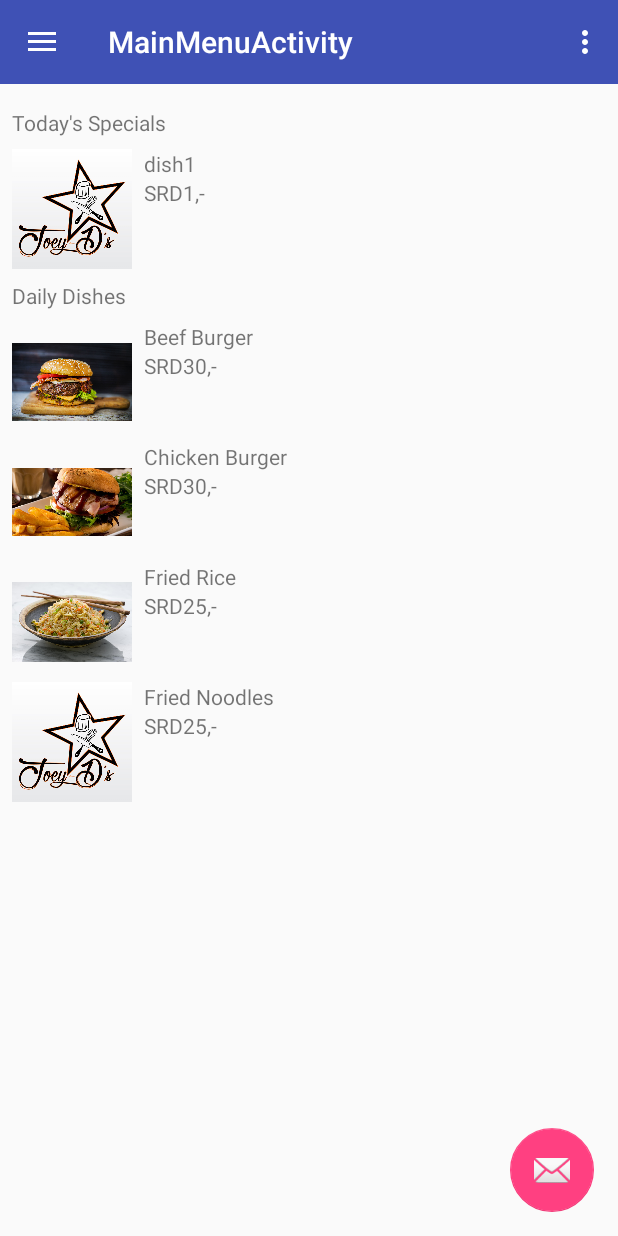
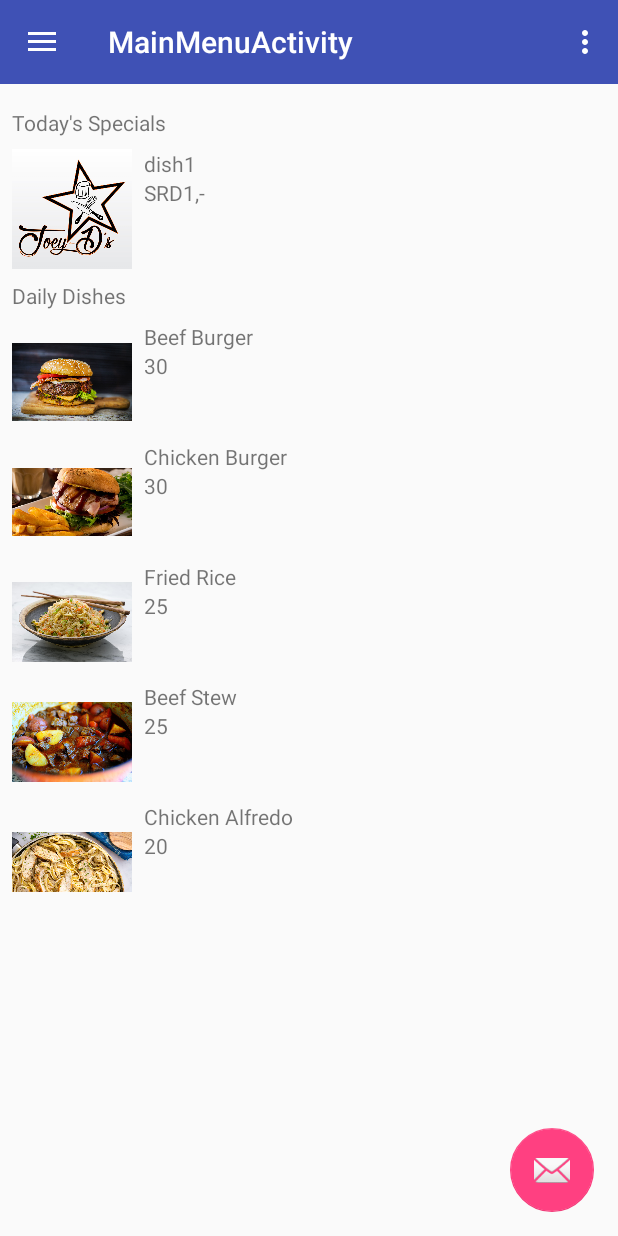
Before and after one commit to pawiromitchel/JoeyD-Android-App, an Android app: the screen it shows after launch (MainMenuActivity), after a tap on "LOGIN", on a phone screen of 412 x 824 dp. Run offline under Robolectric (Android 15) with nearby library versions, the phone set to English and light mode, and no system bars.

Commit message:
get daily dishes working

```diff
--- a/Application/app/src/main/java/sr/unasat/joeyd/MainMenuActivity.java
+++ b/Application/app/src/main/java/sr/unasat/joeyd/MainMenuActivity.java
@@ -73,8 +73,6 @@ public class MainMenuActivity extends AppCompatActivity
         RecyclerView recyclerView_daily = (RecyclerView) findViewById((R.id.daily_menu_list));
         recyclerView_daily.setAdapter((dailyAdapter));
         recyclerView_daily.setLayoutManager(new LinearLayoutManager(this));
-
-        fetchAllDishes();
     }
 
     @Override
@@ -142,28 +140,22 @@ public class MainMenuActivity extends AppCompatActivity
     }
 
     private List<Dish> getDailyData() {
-        List<Dish> daily = new ArrayList<>();
-        daily.add(new Dish(1, "Beef Burger", "SRD30,-", R.drawable.beef_burger, "daily", "everyday"));
-        daily.add(new Dish(2, "Chicken Burger", "SRD30,-", R.drawable.chicken_burger, "daily", "everyday"));
-        daily.add(new Dish(3, "Fried Rice", "SRD25,-", R.drawable.fried_rice, "daily", "everyday"));
-        daily.add(new Dish(3, "Fried Noodles", "SRD25,-", R.drawable.joeyds_logoimage, "daily", "everyday"));
-        return daily;
-    }
-
-    private void fetchAllDishes(){
         try{
             SQLiteOpenHelper joeyDDatabaseHelper = new JoeydDAO(this);
             db = joeyDDatabaseHelper.getReadableDatabase();
             dishesCursor = db.rawQuery("select * from dish", null);
-            Dish dish = null;
-            if(dishesCursor.moveToFirst()){
-                dish = new Dish(dishesCursor.getInt(0), dishesCursor.getString(1), dishesCursor.getString(2),
-                        dishesCursor.getInt(3), dishesCursor.getString(4), dishesCursor.getString(5));
+            List<Dish> dailyDishes = new ArrayList<>();
+            while(dishesCursor.moveToNext()){
+                dailyDishes.add(new Dish(dishesCursor.getInt(0), dishesCursor.getString(1), dishesCursor.getString(2),
+                        dishesCursor.getInt(3), dishesCursor.getString(4), dishesCursor.getString(5)));
             }
             db.close();
+            return dailyDishes;
         }catch (SQLiteException e){
             Toast toast = Toast.makeText(this, "Database unavailable", Toast.LENGTH_SHORT);
             toast.show();
         }
+
+        return null;
     }
 }
--- a/Application/app/src/main/java/sr/unasat/joeyd/database/JoeydDAO.java
+++ b/Application/app/src/main/java/sr/unasat/joeyd/database/JoeydDAO.java
@@ -83,20 +83,20 @@ public class JoeydDAO extends SQLiteOpenHelper {
         dish3.put("day", "everyday");
 
         ContentValues dish4 = new ContentValues();
-        dish3.put("id", 4);
-        dish3.put("name", "Beef Stew");
-        dish3.put("price", 25);
-        dish3.put("img_id", R.drawable.beef_stew);
-        dish3.put("type", "daily");
-        dish3.put("day", "everyday");
+        dish4.put("id", 4);
+        dish4.put("name", "Beef Stew");
+        dish4.put("price", 25);
+        dish4.put("img_id", R.drawable.beef_stew);
+        dish4.put("type", "daily");
+        dish4.put("day", "everyday");
 
         ContentValues dish5 = new ContentValues();
-        dish3.put("id", 5);
-        dish3.put("name", "Chicken Alfredo");
-        dish3.put("price", 20);
-        dish3.put("img_id", R.drawable.chicken_alfredo);
-        dish3.put("type", "daily");
-        dish3.put("day", "everyday");
+        dish5.put("id", 5);
+        dish5.put("name", "Chicken Alfredo");
+        dish5.put("price", 20);
+        dish5.put("img_id", R.drawable.chicken_alfredo);
+        dish5.put("type", "daily");
+        dish5.put("day", "everyday");
 
         List<ContentValues> contentValues = new ArrayList<ContentValues>();
         contentValues.add(dish1);
@@ -104,6 +104,8 @@ public class JoeydDAO extends SQLiteOpenHelper {
         contentValues.add(dish3);
         contentValues.add(dish4);
         contentValues.add(dish5);
+
+        insertMultipleRecord("dish", contentValues);
 
     }
 
@@ -146,7 +148,7 @@ public class JoeydDAO extends SQLiteOpenHelper {
     public User findOneRecordByUsername(String username) {
         User user = null;
         SQLiteDatabase db = getReadableDatabase();
-        String sql = String.format("select * from %s where username = %s", USER_TABLE, username);
+        String sql = String.format("select * from %s where username = '%s'", USER_TABLE, username);
         Cursor cursor = db.rawQuery(sql, null);
         if (cursor.moveToFirst()) {
             user = new User(cursor.getInt(0), cursor.getString(1), cursor.getString(2),
@@ -159,7 +161,7 @@ public class JoeydDAO extends SQLiteOpenHelper {
     public Dish findOneRecordByDishName(String dishName){
         Dish dish = null;
         SQLiteDatabase db = getReadableDatabase();
-        String sql = String.format("select * from %s where name = %s", "dish", dishName);
+        String sql = String.format("select * from %s where name = '%s'", "dish", dishName);
         Cursor cursor = db.rawQuery(sql, null);
         if (cursor.moveToFirst()) {
             dish = new Dish(cursor.getInt(0), cursor.getString(1), cursor.getString(2),
```
